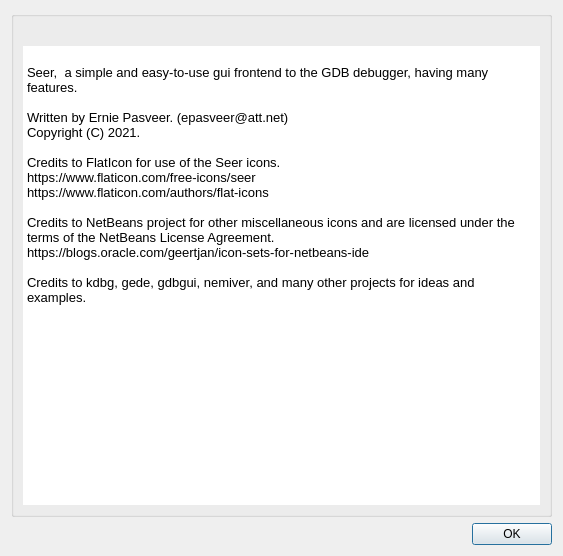
Above: src/SeerAboutDialog.ui from epasveer/seer before the change. Below: the same form after it.
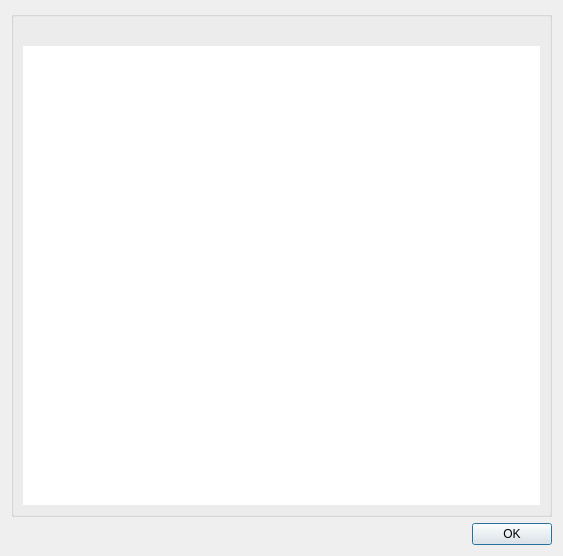
That is the form after the change. Icons and pictures are not drawn.

Commit message: Added buttons for Memory and future Array visualizers. Added icons for more buttons. Changed About dialog to load text from a resource. Incremented version number preparing for the next release.

Patch:
```diff
--- a/src/SeerAboutDialog.ui
+++ b/src/SeerAboutDialog.ui
@@ -47,6 +47,12 @@
         <property name="frameShadow">
          <enum>QFrame::Plain</enum>
         </property>
+        <property name="horizontalScrollBarPolicy">
+         <enum>Qt::ScrollBarAsNeeded</enum>
+        </property>
+        <property name="lineWrapMode">
+         <enum>QTextEdit::WidgetWidth</enum>
+        </property>
         <property name="readOnly">
          <bool>true</bool>
         </property>
@@ -55,20 +61,7 @@
 &lt;html&gt;&lt;head&gt;&lt;meta name=&quot;qrichtext&quot; content=&quot;1&quot; /&gt;&lt;style type=&quot;text/css&quot;&gt;
 p, li { white-space: pre-wrap; }
 &lt;/style&gt;&lt;/head&gt;&lt;body style=&quot; font-family:'Noto Sans'; font-size:10pt; font-weight:400; font-style:normal;&quot;&gt;
-&lt;p style=&quot;-qt-paragraph-type:empty; margin-top:0px; margin-bottom:0px; margin-left:0px; margin-right:0px; -qt-block-indent:0; text-indent:0px;&quot;&gt;&lt;br /&gt;&lt;/p&gt;
-&lt;p style=&quot; margin-top:0px; margin-bottom:0px; margin-left:0px; margin-right:0px; -qt-block-indent:0; text-indent:0px;&quot;&gt;Seer,  a simple and easy-to-use gui frontend to the GDB debugger, having many features.&lt;/p&gt;
-&lt;p style=&quot;-qt-paragraph-type:empty; margin-top:0px; margin-bottom:0px; margin-left:0px; margin-right:0px; -qt-block-indent:0; text-indent:0px;&quot;&gt;&lt;br /&gt;&lt;/p&gt;
-&lt;p style=&quot; margin-top:0px; margin-bottom:0px; margin-left:0px; margin-right:0px; -qt-block-indent:0; text-indent:0px;&quot;&gt;Written by Ernie Pasveer. (epasveer@att.net)&lt;/p&gt;
-&lt;p style=&quot; margin-top:0px; margin-bottom:0px; margin-left:0px; margin-right:0px; -qt-block-indent:0; text-indent:0px;&quot;&gt;Copyright (C) 2021. &lt;/p&gt;
-&lt;p style=&quot;-qt-paragraph-type:empty; margin-top:0px; margin-bottom:0px; margin-left:0px; margin-right:0px; -qt-block-indent:0; text-indent:0px;&quot;&gt;&lt;br /&gt;&lt;/p&gt;
-&lt;p style=&quot; margin-top:0px; margin-bottom:0px; margin-left:0px; margin-right:0px; -qt-block-indent:0; text-indent:0px;&quot;&gt;Credits to FlatIcon for use of the Seer icons.&lt;/p&gt;
-&lt;p style=&quot; margin-top:0px; margin-bottom:0px; margin-left:0px; margin-right:0px; -qt-block-indent:0; text-indent:0px;&quot;&gt;https://www.flaticon.com/free-icons/seer&lt;/p&gt;
-&lt;p style=&quot; margin-top:0px; margin-bottom:0px; margin-left:0px; margin-right:0px; -qt-block-indent:0; text-indent:0px;&quot;&gt;https://www.flaticon.com/authors/flat-icons&lt;/p&gt;
-&lt;p style=&quot;-qt-paragraph-type:empty; margin-top:0px; margin-bottom:0px; margin-left:0px; margin-right:0px; -qt-block-indent:0; text-indent:0px;&quot;&gt;&lt;br /&gt;&lt;/p&gt;
-&lt;p style=&quot; margin-top:0px; margin-bottom:0px; margin-left:0px; margin-right:0px; -qt-block-indent:0; text-indent:0px;&quot;&gt;Credits to NetBeans project for other miscellaneous icons and are licensed under the terms of the NetBeans License Agreement.&lt;/p&gt;
-&lt;p style=&quot; margin-top:0px; margin-bottom:0px; margin-left:0px; margin-right:0px; -qt-block-indent:0; text-indent:0px;&quot;&gt;https://blogs.oracle.com/geertjan/icon-sets-for-netbeans-ide&lt;/p&gt;
-&lt;p style=&quot;-qt-paragraph-type:empty; margin-top:0px; margin-bottom:0px; margin-left:0px; margin-right:0px; -qt-block-indent:0; text-indent:0px;&quot;&gt;&lt;br /&gt;&lt;/p&gt;
-&lt;p style=&quot; margin-top:0px; margin-bottom:0px; margin-left:0px; margin-right:0px; -qt-block-indent:0; text-indent:0px;&quot;&gt;Credits to kdbg, gede, gdbgui, nemiver, and many other projects for ideas and examples.&lt;/p&gt;&lt;/body&gt;&lt;/html&gt;</string>
+&lt;p style=&quot;-qt-paragraph-type:empty; margin-top:12px; margin-bottom:12px; margin-left:0px; margin-right:0px; -qt-block-indent:0; text-indent:0px;&quot;&gt;&lt;br /&gt;&lt;/p&gt;&lt;/body&gt;&lt;/html&gt;</string>
         </property>
        </widget>
       </item>
```
The commit also changes 15 other files.
